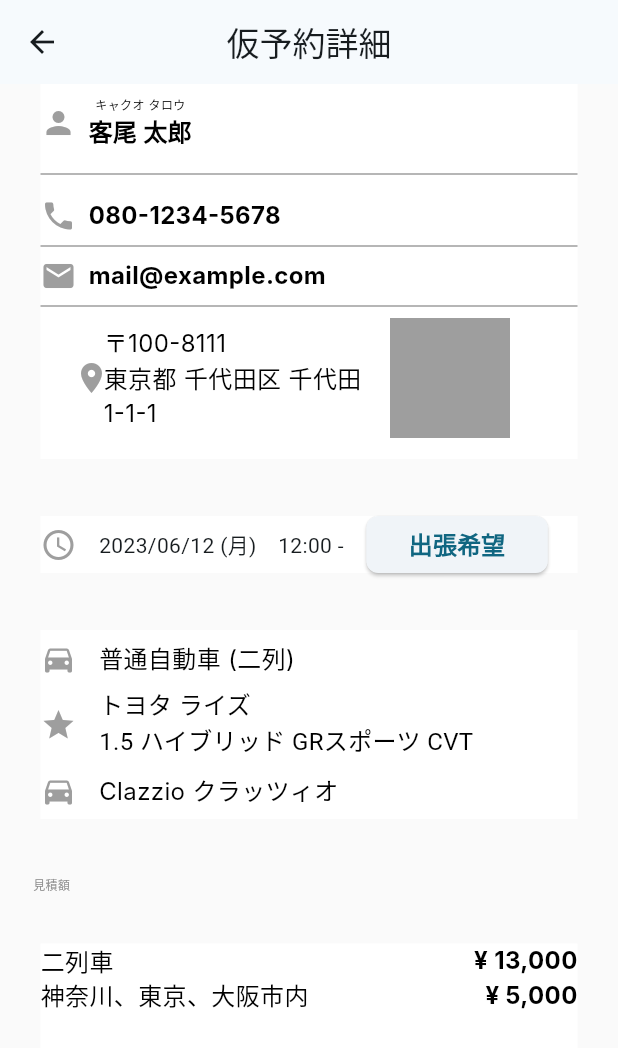
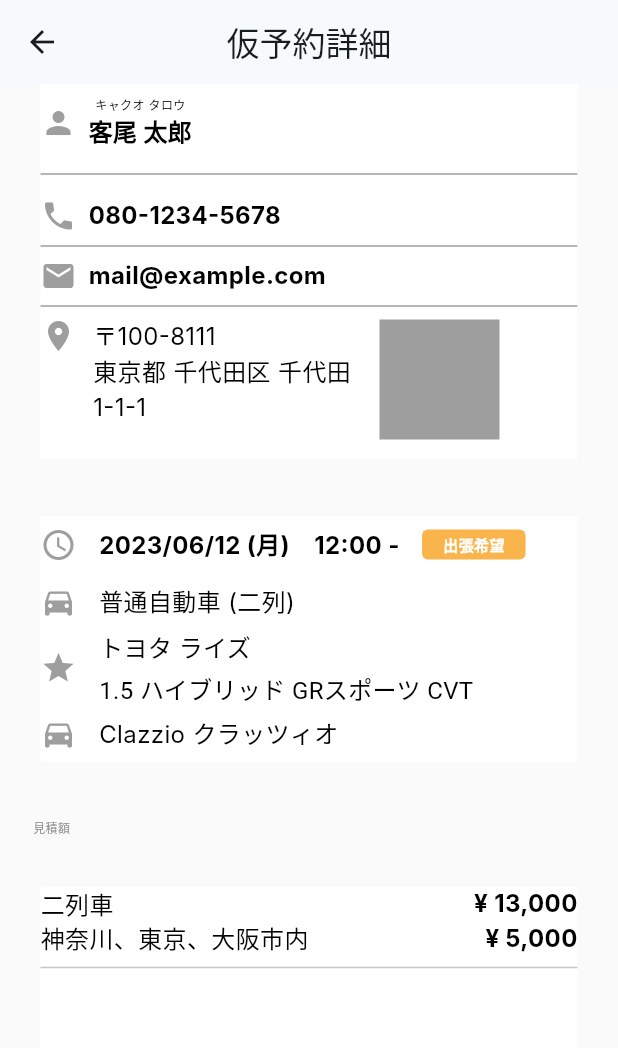
Before and after one commit to yuuya-1205/kurumo_app, a Flutter app: the ProvisionalReservationDetail screen opened directly, on a phone screen of 412 x 824 dp. Shown: the top 1048 px of the screen. Run offline on Flutter 3.47's test engine with Material 2 defaults, Android fonts, the phone set to English and light mode, and no system bars; our stand-ins replace firebase_core; accounts and stored records are empty; Roboto replaces fonts that are missing (Inter, Noto Sans JP).

Commit message:
change ボタン以外のレイアウトを設定

```diff
--- a/lib/views/pages/provisional_reservation.dart
+++ b/lib/views/pages/provisional_reservation.dart
@@ -1,4 +1,5 @@
 import 'package:flutter/material.dart';
+import 'package:kurumo_app/views/components/button.dart';
 import 'package:kurumo_app/views/pages/provisional_reservation_detail.dart';
 
 class ProvisionalReservation extends StatelessWidget {
--- a/lib/views/pages/provisional_reservation_detail.dart
+++ b/lib/views/pages/provisional_reservation_detail.dart
@@ -106,18 +106,18 @@ class ProvisionalReservationDetail extends StatelessWidget {
 
                 /// TODO: 地図のリストを表示する
                 Container(
-                  margin: const EdgeInsets.only(left: 22, right: 22),
                   color: backgroudWhith,
                   width: 358,
                   height: 82,
-                  child: Column(
-                    children: [
-                      Row(
+                  child: Row(
                     children: [
                       Container(
+                          alignment: Alignment.topLeft,
                           width: 20,
                           child: Icon(Icons.place, color: Colors.grey)),
-                          Column(
+                      const SizedBox(width: 15),
+                      Container(
+                        child: Column(
                           children: [
                             SizedBox(width: 8),
                             Container(
@@ -144,15 +144,15 @@ class ProvisionalReservationDetail extends StatelessWidget {
                                 ),
                               ),
                             ),
+                            const SizedBox(width: 15),
                           ],
+                        ),
                       ),
                       const SizedBox(width: 11),
                       Container(
                         color: Colors.grey,
                         width: 80,
                         height: 80,
-                          ),
-                        ],
                       ),
                     ],
                   ),
@@ -167,16 +167,48 @@ class ProvisionalReservationDetail extends StatelessWidget {
             height: 38,
             child: Row(
               children: [
-                Icon(Icons.access_time, color: Colors.grey),
-                const SizedBox(width: 15),
-                Text('2023/06/12 (月)　12:00 -'),
-                const SizedBox(width: 15),
-                SizedBox(
-                    width: 121, child: Button(text: '出張希望', onPressed: () {})),
+                Icon(Icons.schedule, color: Colors.grey),
+                SizedBox(width: 15),
+                Text(
+                  '2023/06/12 (月)　12:00 -',
+                  style: TextStyle(
+                    color: Colors.black,
+                    fontSize: 16,
+                    fontFamily: 'Inter',
+                    fontWeight: FontWeight.w700,
+                  ),
+                ),
+                SizedBox(width: 15),
+                Container(
+                  width: 69,
+                  height: 20,
+                  padding:
+                      const EdgeInsets.symmetric(horizontal: 8, vertical: 2),
+                  decoration: ShapeDecoration(
+                    color: Color(0xFFF9B44C),
+                    shape: RoundedRectangleBorder(
+                        borderRadius: BorderRadius.circular(4)),
+                  ),
+                  child: Column(
+                    mainAxisSize: MainAxisSize.min,
+                    mainAxisAlignment: MainAxisAlignment.center,
+                    crossAxisAlignment: CrossAxisAlignment.center,
+                    children: [
+                      Text(
+                        '出張希望',
+                        style: TextStyle(
+                          color: Colors.white,
+                          fontSize: 10,
+                          fontFamily: 'Noto Sans JP',
+                          fontWeight: FontWeight.w700,
+                        ),
+                      ),
                     ],
                   ),
                 ),
-          const SizedBox(height: 38),
+              ],
+            ),
+          ),
           Container(
             color: backgroudWhith,
             width: 358,
@@ -208,8 +240,12 @@ class ProvisionalReservationDetail extends StatelessWidget {
                 Column(
                   children: [
                     Container(
-                      width: 250,
-                      child: Text(
+                      child: Column(
+                        mainAxisSize: MainAxisSize.min,
+                        mainAxisAlignment: MainAxisAlignment.start,
+                        crossAxisAlignment: CrossAxisAlignment.start,
+                        children: [
+                          Text(
                             'トヨタ ライズ',
                             style: TextStyle(
                               color: Colors.black,
@@ -218,10 +254,8 @@ class ProvisionalReservationDetail extends StatelessWidget {
                               fontWeight: FontWeight.w400,
                             ),
                           ),
-                    ),
-                    Container(
-                      width: 250,
-                      child: Text(
+                          const SizedBox(height: 4),
+                          Text(
                             '1.5 ハイブリッド GRスポーツ CVT',
                             style: TextStyle(
                               color: Colors.black,
@@ -230,7 +264,9 @@ class ProvisionalReservationDetail extends StatelessWidget {
                               fontWeight: FontWeight.w400,
                             ),
                           ),
+                        ],
                       ),
+                    )
                   ],
                 ),
               ],
@@ -329,6 +365,7 @@ class ProvisionalReservationDetail extends StatelessWidget {
                     ),
                   ],
                 ),
+                Divider(),
               ],
             ),
           ),
```
Also changed, not shown: 3 other files. Lines whose indentation alone changed are shown as unchanged.
